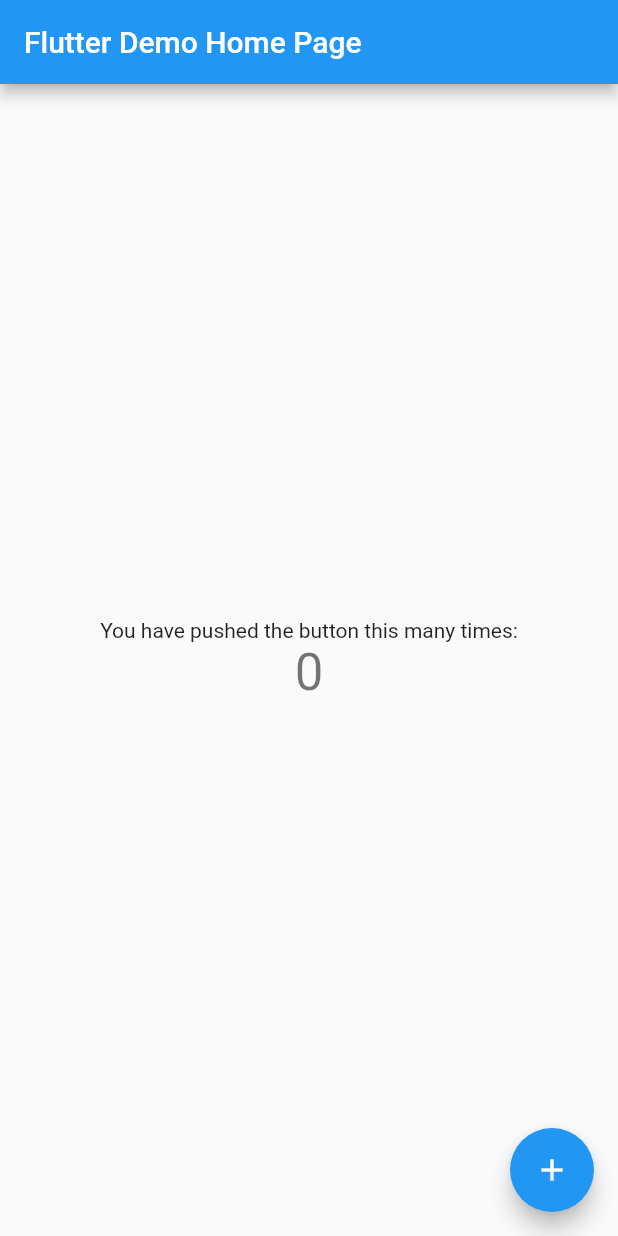
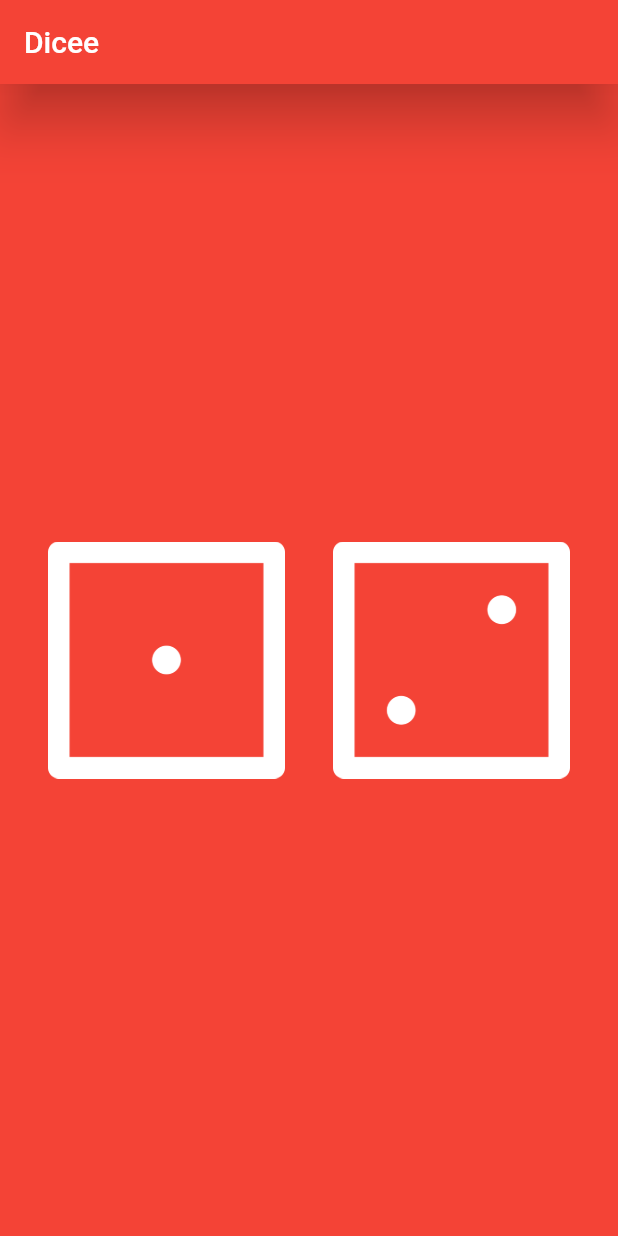
Before and after one commit to Ahmed-ElsayedIsmail/Flutter_dicee_app, a Flutter app: the screen it shows after launch, on a phone screen of 412 x 824 dp. Run offline on Flutter 3.47's test engine with Material 2 defaults, Android fonts, the phone set to English and light mode, and no system bars.

```diff
--- a/lib/main.dart
+++ b/lib/main.dart
@@ -1,117 +1,75 @@
+import 'dart:math';
 import 'package:flutter/material.dart';
 
 void main() {
-  runApp(MyApp());
+  return runApp(
+    MaterialApp(
+      home: Scaffold(
+        backgroundColor: Colors.red,
+        appBar: AppBar(
+          elevation: 15.0,
+          title: Text('Dicee'),
+          backgroundColor: Colors.red,
+        ),
+        body: DicePage(),
+      ),
+    ),
+  );
 }
 
-class MyApp extends StatelessWidget {
-  // This widget is the root of your application.
+class DicePage extends StatefulWidget {
   @override
-  Widget build(BuildContext context) {
-    return MaterialApp(
-      title: 'Flutter Demo',
-      theme: ThemeData(
-        // This is the theme of your application.
-        //
-        // Try running your application with "flutter run". You'll see the
-        // application has a blue toolbar. Then, without quitting the app, try
-        // changing the primarySwatch below to Colors.green and then invoke
-        // "hot reload" (press "r" in the console where you ran "flutter run",
-        // or simply save your changes to "hot reload" in a Flutter IDE).
-        // Notice that the counter didn't reset back to zero; the application
-        // is not restarted.
-        primarySwatch: Colors.blue,
-        // This makes the visual density adapt to the platform that you run
-        // the app on. For desktop platforms, the controls will be smaller and
-        // closer together (more dense) than on mobile platforms.
-        visualDensity: VisualDensity.adaptivePlatformDensity,
-      ),
-      home: MyHomePage(title: 'Flutter Demo Home Page'),
-    );
-  }
+  _DicePageState createState() => _DicePageState();
 }
 
-class MyHomePage extends StatefulWidget {
-  MyHomePage({Key key, this.title}) : super(key: key);
+class _DicePageState extends State<DicePage> {
+  int leftDiceNumber = 1;
+  int rightDiceNumber = 2;
 
-  // This widget is the home page of your application. It is stateful, meaning
-  // that it has a State object (defined below) that contains fields that affect
-  // how it looks.
-
-  // This class is the configuration for the state. It holds the values (in this
-  // case the title) provided by the parent (in this case the App widget) and
-  // used by the build method of the State. Fields in a Widget subclass are
-  // always marked "final".
-
-  final String title;
-
-  @override
-  _MyHomePageState createState() => _MyHomePageState();
-}
-
-class _MyHomePageState extends State<MyHomePage> {
-  int _counter = 0;
-
-  void _incrementCounter() {
-    setState(() {
-      // This call to setState tells the Flutter framework that something has
-      // changed in this State, which causes it to rerun the build method below
-      // so that the display can reflect the updated values. If we changed
-      // _counter without calling setState(), then the build method would not be
-      // called again, and so nothing would appear to happen.
-      _counter++;
-    });
+  void ChangeDiceFace() {
+    leftDiceNumber = Random().nextInt(6) + 1;
+    rightDiceNumber = Random().nextInt(6) + 1;
   }
 
   @override
   Widget build(BuildContext context) {
-    // This method is rerun every time setState is called, for instance as done
-    // by the _incrementCounter method above.
-    //
-    // The Flutter framework has been optimized to make rerunning build methods
-    // fast, so that you can just rebuild anything that needs updating rather
-    // than having to individually change instances of widgets.
-    return Scaffold(
-      appBar: AppBar(
-        // Here we take the value from the MyHomePage object that was created by
-        // the App.build method, and use it to set our appbar title.
-        title: Text(widget.title),
-      ),
-      body: Center(
-        // Center is a layout widget. It takes a single child and positions it
-        // in the middle of the parent.
-        child: Column(
-          // Column is also a layout widget. It takes a list of children and
-          // arranges them vertically. By default, it sizes itself to fit its
-          // children horizontally, and tries to be as tall as its parent.
-          //
-          // Invoke "debug painting" (press "p" in the console, choose the
-          // "Toggle Debug Paint" action from the Flutter Inspector in Android
-          // Studio, or the "Toggle Debug Paint" command in Visual Studio Code)
-          // to see the wireframe for each widget.
-          //
-          // Column has various properties to control how it sizes itself and
-          // how it positions its children. Here we use mainAxisAlignment to
-          // center the children vertically; the main axis here is the vertical
-          // axis because Columns are vertical (the cross axis would be
-          // horizontal).
-          mainAxisAlignment: MainAxisAlignment.center,
+    return Center(
+      child: FlatButton(
+        onPressed: () {
+          setState(() {
+            ChangeDiceFace();
+          });
+        },
+        child: Row(
+          //crossAxisAlignment: CrossAxisAlignment.center,
           children: <Widget>[
-            Text(
-              'You have pushed the button this many times:',
+            Expanded(
+              child: FlatButton(
+                onPressed: () {
+                  setState(() {
+                    ChangeDiceFace();
+                  });
+                  print('The LEFT Button Pressed!!');
+                  print('The Value is : $leftDiceNumber');
+                },
+                child: Image.asset('images/dice$leftDiceNumber.png'),
+              ),
             ),
-            Text(
-              '$_counter',
-              style: Theme.of(context).textTheme.headline4,
+            Expanded(
+              child: FlatButton(
+                onPressed: () {
+                  setState(() {
+                    ChangeDiceFace();
+                  });
+                  print('The RIGHT Button Pressed!!');
+                  print('The Value is : $rightDiceNumber');
+                },
+                child: Image.asset('images/dice$rightDiceNumber.png'),
+              ),
             ),
           ],
         ),
       ),
-      floatingActionButton: FloatingActionButton(
-        onPressed: _incrementCounter,
-        tooltip: 'Increment',
-        child: Icon(Icons.add),
-      ), // This trailing comma makes auto-formatting nicer for build methods.
     );
   }
 }
```
Also changed, not shown: pubspec.yaml (+7 -52 lines), images/dice1.png (added), images/dice2.png (added), images/dice3.png (added), images/dice4.png (added), images/dice5.png (added), images/dice6.png (added), 18 other files.
